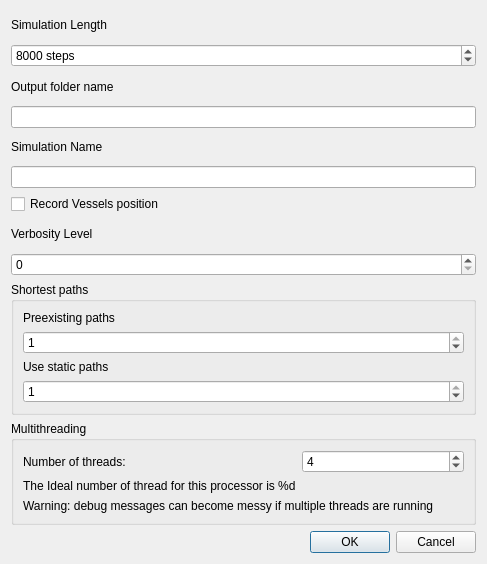
This is qtgui/simulationsetupdialog.ui in frabas/DISPLACE_GUI as Qt 5 draws it before an edit. The edited form follows.
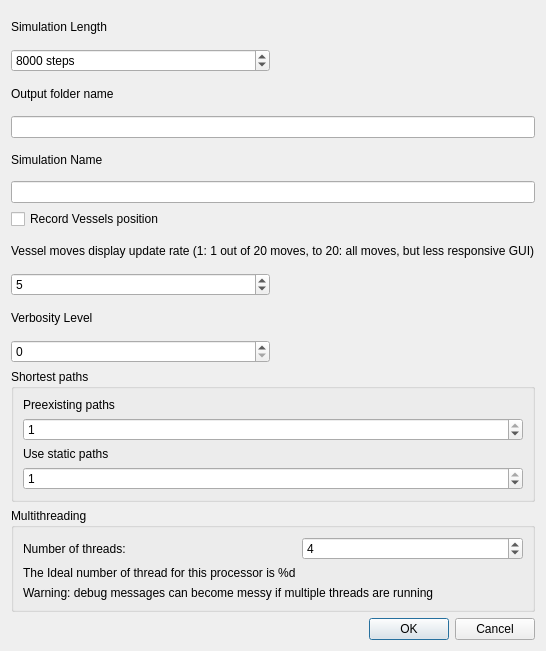
This is the edited form.

Commit message: Adding the simulator arg option for vessel move display rate to Setup ui (this option links to the roundabout to avoid the GUI hanging out)

```diff
--- a/qtgui/simulationsetupdialog.ui
+++ b/qtgui/simulationsetupdialog.ui
@@ -6,22 +6,86 @@
    <rect>
     <x>0</x>
     <y>0</y>
-    <width>487</width>
-    <height>564</height>
+    <width>492</width>
+    <height>651</height>
    </rect>
   </property>
   <property name="windowTitle">
    <string>Simulation Setup</string>
   </property>
-  <layout class="QVBoxLayout" name="verticalLayout">
-   <item>
+  <layout class="QGridLayout" name="gridLayout">
+   <item row="6" column="0" colspan="2">
+    <widget class="QCheckBox" name="optMoveVessels">
+     <property name="text">
+      <string>Record Vessels position</string>
+     </property>
+    </widget>
+   </item>
+   <item row="7" column="0" colspan="2">
+    <widget class="QLabel" name="label_8">
+     <property name="text">
+      <string>Vessel moves display update rate (1: 1 out of 20 moves, to 20: all moves, but less responsive GUI)</string>
+     </property>
+    </widget>
+   </item>
+   <item row="5" column="0" colspan="2">
+    <widget class="QLineEdit" name="simName"/>
+   </item>
+   <item row="0" column="0">
     <widget class="QLabel" name="label">
      <property name="text">
       <string>Simulation Length</string>
      </property>
     </widget>
    </item>
-   <item>
+   <item row="9" column="0">
+    <widget class="QLabel" name="label_5">
+     <property name="text">
+      <string>Verbosity Level</string>
+     </property>
+    </widget>
+   </item>
+   <item row="3" column="0" colspan="2">
+    <widget class="QLineEdit" name="outName"/>
+   </item>
+   <item row="14" column="0" colspan="2">
+    <widget class="QDialogButtonBox" name="buttonBox">
+     <property name="orientation">
+      <enum>Qt::Horizontal</enum>
+     </property>
+     <property name="standardButtons">
+      <set>QDialogButtonBox::Cancel|QDialogButtonBox::Ok</set>
+     </property>
+    </widget>
+   </item>
+   <item row="8" column="0">
+    <widget class="QSpinBox" name="vesselMoveDisplayUpdateRate">
+     <property name="minimum">
+      <number>1</number>
+     </property>
+     <property name="maximum">
+      <number>20</number>
+     </property>
+     <property name="value">
+      <number>5</number>
+     </property>
+    </widget>
+   </item>
+   <item row="4" column="0">
+    <widget class="QLabel" name="label_3">
+     <property name="text">
+      <string>Simulation Name</string>
+     </property>
+    </widget>
+   </item>
+   <item row="2" column="0">
+    <widget class="QLabel" name="label_2">
+     <property name="text">
+      <string>Output folder name</string>
+     </property>
+    </widget>
+   </item>
+   <item row="1" column="0">
     <widget class="QSpinBox" name="simSteps">
      <property name="suffix">
       <string> steps</string>
@@ -37,99 +101,7 @@
      </property>
     </widget>
    </item>
-   <item>
-    <widget class="QLabel" name="label_2">
-     <property name="text">
-      <string>Output folder name</string>
-     </property>
-    </widget>
-   </item>
-   <item>
-    <widget class="QLineEdit" name="outName"/>
-   </item>
-   <item>
-    <widget class="QLabel" name="label_3">
-     <property name="text">
-      <string>Simulation Name</string>
-     </property>
-    </widget>
-   </item>
-   <item>
-    <widget class="QLineEdit" name="simName"/>
-   </item>
-   <item>
-    <widget class="QCheckBox" name="optMoveVessels">
-     <property name="text">
-      <string>Record Vessels position</string>
-     </property>
-    </widget>
-   </item>
-   <item>
-    <widget class="QLabel" name="label_5">
-     <property name="text">
-      <string>Verbosity Level</string>
-     </property>
-    </widget>
-   </item>
-   <item>
-    <widget class="QSpinBox" name="verbosity"/>
-   </item>
-   <item>
-    <widget class="QGroupBox" name="groupBox_2">
-     <property name="title">
-      <string>Shortest paths</string>
-     </property>
-     <layout class="QGridLayout" name="gridLayout_3">
-      <item row="1" column="0">
-       <widget class="QSpinBox" name="preexistingPathsShop">
-        <property name="suffix">
-         <string/>
-        </property>
-        <property name="minimum">
-         <number>0</number>
-        </property>
-        <property name="maximum">
-         <number>1</number>
-        </property>
-        <property name="value">
-         <number>1</number>
-        </property>
-       </widget>
-      </item>
-      <item row="0" column="0">
-       <widget class="QLabel" name="label_7">
-        <property name="text">
-         <string>Preexisting paths</string>
-        </property>
-       </widget>
-      </item>
-      <item row="3" column="0">
-       <widget class="QSpinBox" name="useStaticPaths">
-        <property name="suffix">
-         <string/>
-        </property>
-        <property name="minimum">
-         <number>0</number>
-        </property>
-        <property name="maximum">
-         <number>1</number>
-        </property>
-        <property name="value">
-         <number>1</number>
-        </property>
-       </widget>
-      </item>
-      <item row="2" column="0">
-       <widget class="QLabel" name="label_6">
-        <property name="text">
-         <string>Use static paths</string>
-        </property>
-       </widget>
-      </item>
-     </layout>
-    </widget>
-   </item>
-   <item>
+   <item row="13" column="0" colspan="2">
     <widget class="QGroupBox" name="groupBox">
      <property name="title">
       <string>Multithreading</string>
@@ -181,14 +153,62 @@
      </layout>
     </widget>
    </item>
-   <item>
-    <widget class="QDialogButtonBox" name="buttonBox">
-     <property name="orientation">
-      <enum>Qt::Horizontal</enum>
+   <item row="10" column="0">
+    <widget class="QSpinBox" name="verbosity"/>
+   </item>
+   <item row="12" column="0" colspan="2">
+    <widget class="QGroupBox" name="groupBox_2">
+     <property name="title">
+      <string>Shortest paths</string>
      </property>
-     <property name="standardButtons">
-      <set>QDialogButtonBox::Cancel|QDialogButtonBox::Ok</set>
-     </property>
+     <layout class="QGridLayout" name="gridLayout_3">
+      <item row="1" column="0">
+       <widget class="QSpinBox" name="preexistingPathsShop">
+        <property name="suffix">
+         <string/>
+        </property>
+        <property name="minimum">
+         <number>0</number>
+        </property>
+        <property name="maximum">
+         <number>1</number>
+        </property>
+        <property name="value">
+         <number>1</number>
+        </property>
+       </widget>
+      </item>
+      <item row="0" column="0">
+       <widget class="QLabel" name="label_7">
+        <property name="text">
+         <string>Preexisting paths</string>
+        </property>
+       </widget>
+      </item>
+      <item row="3" column="0">
+       <widget class="QSpinBox" name="useStaticPaths">
+        <property name="suffix">
+         <string/>
+        </property>
+        <property name="minimum">
+         <number>0</number>
+        </property>
+        <property name="maximum">
+         <number>1</number>
+        </property>
+        <property name="value">
+         <number>1</number>
+        </property>
+       </widget>
+      </item>
+      <item row="2" column="0">
+       <widget class="QLabel" name="label_6">
+        <property name="text">
+         <string>Use static paths</string>
+        </property>
+       </widget>
+      </item>
+     </layout>
     </widget>
    </item>
   </layout>
```
The commit also changes 7 other files.
